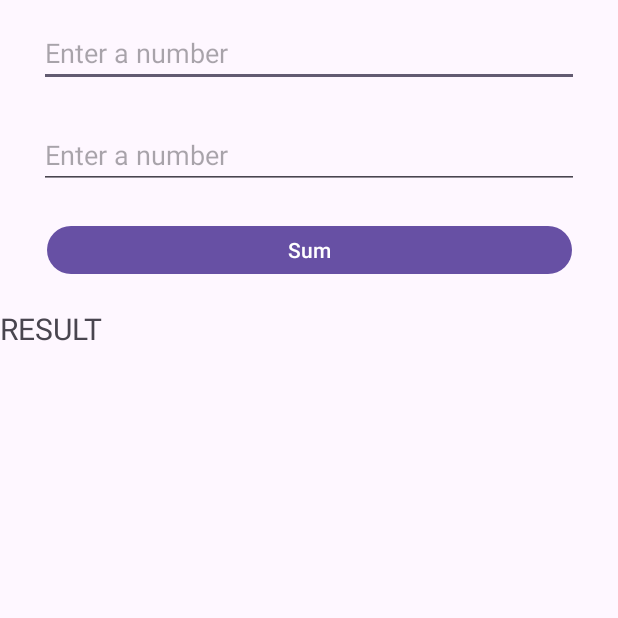
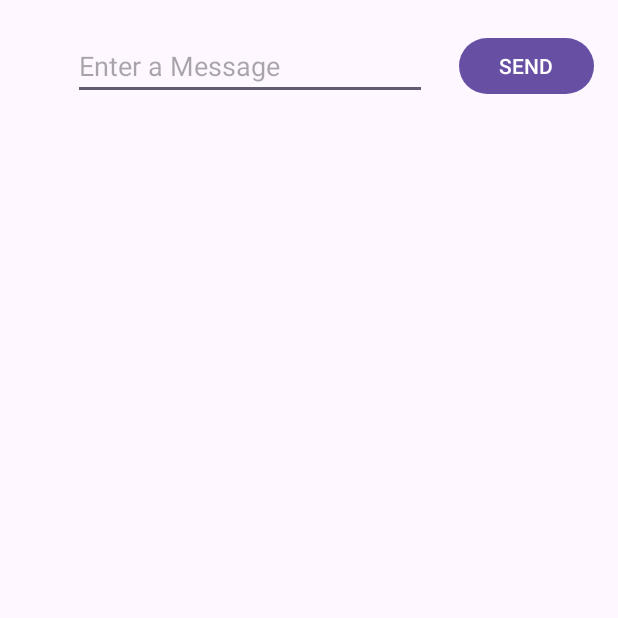
Before and after one commit to PedroScheunemann/TP1Android, an Android app: the screen it shows after launch (MainActivity), on a phone screen of 412 x 824 dp, the top half of it. Run offline under Robolectric (Android 15) with nearby library versions, the phone set to English and light mode, and no system bars.

Commit message:
Parte 1 - Exercício 2

```diff
--- a/app/src/main/AndroidManifest.xml
+++ b/app/src/main/AndroidManifest.xml
@@ -13,6 +13,9 @@
         android:theme="@style/Theme.MyApplication"
         tools:targetApi="31">
         <activity
+            android:name=".SndActivity"
+            android:exported="false" />
+        <activity
             android:name=".MainActivity"
             android:exported="true">
             <intent-filter>
--- a/app/src/main/java/com/example/myapplication/MainActivity.java
+++ b/app/src/main/java/com/example/myapplication/MainActivity.java
@@ -2,6 +2,7 @@ package com.example.myapplication;
 
 import androidx.appcompat.app.AppCompatActivity;
 
+import android.content.Intent;
 import android.os.Bundle;
 import android.view.View;
 import android.widget.Button;
@@ -10,29 +11,24 @@ import android.widget.TextView;
 
 public class MainActivity extends AppCompatActivity {
 
-    Button buttonSum;
-    TextView textResult;
-    EditText firstNumber;
-    EditText secondNumber;
+    Button buttonEnter;
+    EditText inputText;
 
     @Override
     protected void onCreate(Bundle savedInstanceState) {
         super.onCreate(savedInstanceState);
         setContentView(R.layout.activity_main);
 
-        firstNumber = findViewById(R.id.textFirstNumber);
-        secondNumber = findViewById(R.id.textSecondNumber);
-        textResult = findViewById(R.id.textViewResult);
-
-        buttonSum = findViewById(R.id.buttonSum);
-        buttonSum.setOnClickListener(new View.OnClickListener() {
+        inputText = findViewById(R.id.inputText);
+        buttonEnter = findViewById(R.id.buttonEnter);
+        buttonEnter.setOnClickListener(new View.OnClickListener() {
             @Override
             public void onClick(View view) {
-                int a = Integer.parseInt(firstNumber.getText().toString());
-                int b = Integer.parseInt(secondNumber.getText().toString());
-                int sum = a + b;
-                textResult.setText("RESULT: " + sum);
+                Intent intent = new Intent(getApplicationContext(), SndActivity.class);
+                intent.putExtra("data", inputText.getText().toString());
+                startActivity(intent);
             }
         });
+
     }
 }
--- a/app/src/main/res/layout/activity_main.xml
+++ b/app/src/main/res/layout/activity_main.xml
@@ -6,54 +6,29 @@
     android:layout_height="match_parent"
     tools:context=".MainActivity">
 
-    <TextView
-        android:id="@+id/textViewResult"
-        android:layout_width="wrap_content"
-        android:layout_height="wrap_content"
-        android:text="RESULT"
-        android:textSize="20dp"
+    <Button
+        android:id="@+id/buttonEnter"
+        android:layout_width="90dp"
+        android:layout_height="45dp"
+        android:text="SEND"
         app:layout_constraintBottom_toBottomOf="parent"
         app:layout_constraintEnd_toEndOf="parent"
-        app:layout_constraintHorizontal_bias="0.0"
+        app:layout_constraintHorizontal_bias="0.95"
         app:layout_constraintStart_toStartOf="parent"
         app:layout_constraintTop_toTopOf="parent"
-        app:layout_constraintVertical_bias="0.258" />
+        app:layout_constraintVertical_bias="0.027" />
 
     <EditText
-        android:id="@+id/textFirstNumber"
-        android:layout_width="360dp"
-        android:layout_height="40dp"
+        android:id="@+id/inputText"
+        android:layout_width="236dp"
+        android:layout_height="45dp"
         android:ems="10"
+        android:hint="Enter a Message"
         android:inputType="text"
-        android:hint="Enter a number"
         app:layout_constraintBottom_toBottomOf="parent"
-        app:layout_constraintEnd_toEndOf="parent"
+        app:layout_constraintEnd_toStartOf="@+id/buttonEnter"
+        app:layout_constraintHorizontal_bias="0.691"
         app:layout_constraintStart_toStartOf="parent"
         app:layout_constraintTop_toTopOf="parent"
-        app:layout_constraintVertical_bias="0.023" />
-
-    <EditText
-        android:id="@+id/textSecondNumber"
-        android:layout_width="360dp"
-        android:layout_height="40dp"
-        android:ems="10"
-        android:inputType="text"
-        android:hint="Enter a number"
-        app:layout_constraintBottom_toBottomOf="parent"
-        app:layout_constraintEnd_toEndOf="parent"
-        app:layout_constraintStart_toStartOf="parent"
-        app:layout_constraintTop_toTopOf="parent"
-        app:layout_constraintVertical_bias="0.11" />
-
-    <Button
-        android:id="@+id/buttonSum"
-        android:layout_width="350dp"
-        android:layout_height="40dp"
-        android:text="Sum"
-        app:layout_constraintBottom_toBottomOf="parent"
-        app:layout_constraintEnd_toEndOf="parent"
-        app:layout_constraintStart_toStartOf="parent"
-        app:layout_constraintTop_toTopOf="parent"
-        app:layout_constraintVertical_bias="0.187" />
-
+        app:layout_constraintVertical_bias="0.027" />
 </androidx.constraintlayout.widget.ConstraintLayout>
```
Also changed, not shown: app/src/main/java/com/example/myapplication/SndActivity.java (added, +22 -0 lines), app/src/main/res/layout/activity_snd.xml (added, +21 -0 lines).
